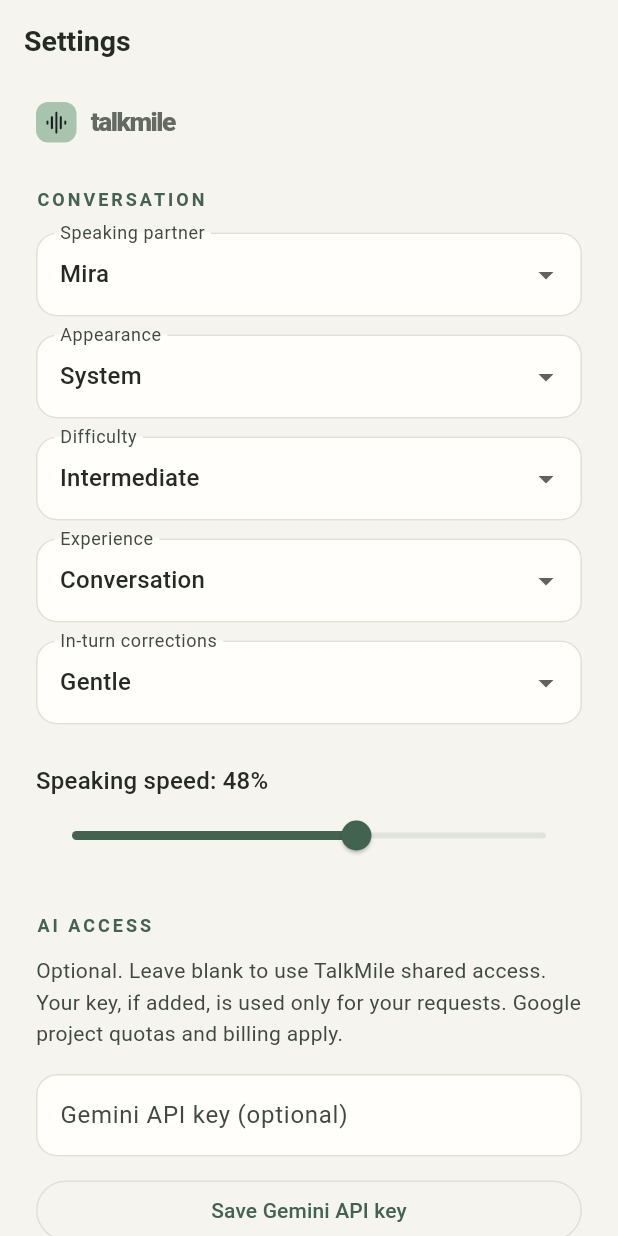
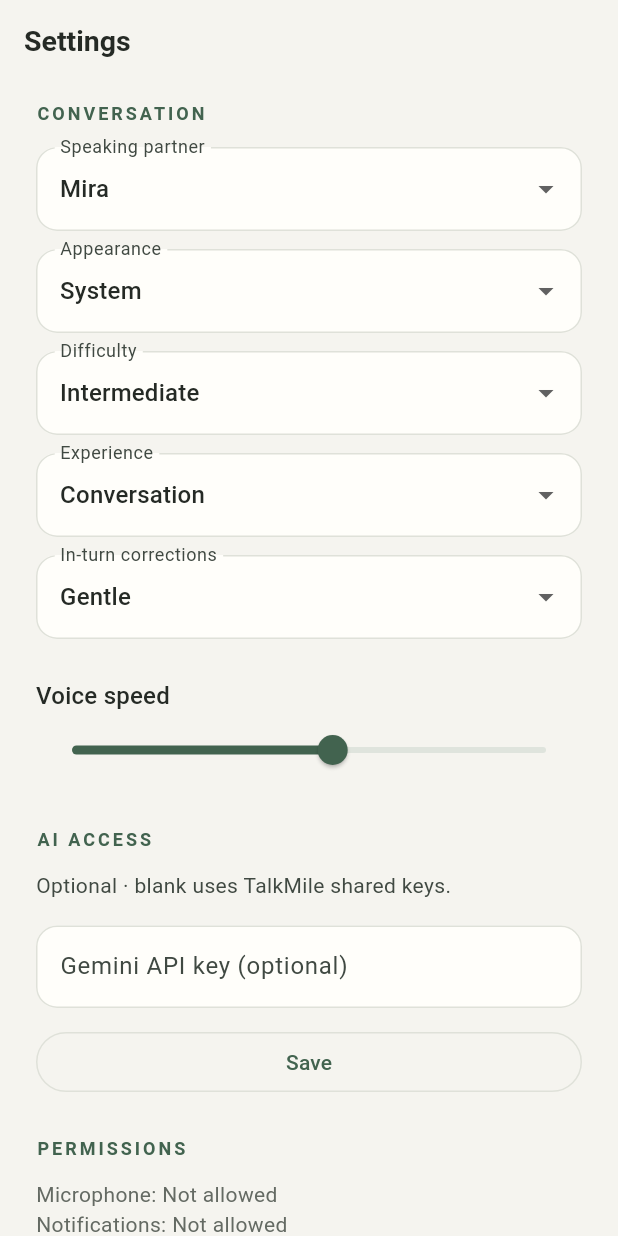
Before and after one commit to amitkanjariya/talkmile, a Flutter app: the SettingsPage screen opened by its route, on a phone screen of 412 x 824 dp. Run offline on Flutter 3.47's test engine with Material 3 defaults, Android fonts, the phone set to English and light mode, and no system bars; our stand-ins replace dio, drift, drift_flutter, flutter_bloc, flutter_secure_storage, flutter_tts and 4 more; accounts and stored records are empty.

Commit message:
Simplify TalkMile onboarding and screens

```diff
--- a/lib/core/audio/voice_service.dart
+++ b/lib/core/audio/voice_service.dart
@@ -183,7 +183,7 @@ class VoiceService implements VoicePort {
   }
 
   @override
-  Future<void> speak(String text, {double rate = .48}) async {
+  Future<void> speak(String text, {double rate = .62}) async {
     if (_stopped) return;
     if (_sessionActive) {
       await _session.invokeMethod<void>('speak', {
--- a/lib/core/data/local_store.dart
+++ b/lib/core/data/local_store.dart
@@ -39,11 +39,16 @@ class LocalStore extends GeneratedDatabase {
   Future<void> open() async {
     _preferences = await SharedPreferences.getInstance();
     await _preferences.remove('gatewayUrl');
+    if (_preferences.getBool('speechSpeedImproved') != true) {
+      final saved = _preferences.getDouble('speechRate');
+      if (saved == null || saved <= .48) {
+        await _preferences.setDouble('speechRate', .62);
+      }
+      await _preferences.setBool('speechSpeedImproved', true);
+    }
     await customSelect('SELECT 1').get();
   }
 
-  bool get onboarded => _preferences.getBool('onboarded') ?? false;
-  Future<void> setOnboarded() => _preferences.setBool('onboarded', true);
   String get companion {
     final value = _preferences.getString('companion') ?? 'mira';
     return value == 'female'
@@ -55,7 +60,8 @@ class LocalStore extends GeneratedDatabase {
 
   Future<void> setCompanion(String value) =>
       _preferences.setString('companion', value);
-  double get speechRate => _preferences.getDouble('speechRate') ?? .48;
+  double get speechRate => _preferences.getDouble('speechRate') ?? .62;
+
   Future<void> setSpeechRate(double value) =>
       _preferences.setDouble('speechRate', value);
   String get difficulty =>
--- a/lib/features/conversation/presentation/conversation_cubit.dart
+++ b/lib/features/conversation/presentation/conversation_cubit.dart
@@ -356,7 +356,7 @@ class ConversationCubit extends Cubit<ConversationState> {
         await _speakUntilAvailable(_lastSpeech);
         return '';
       case VoiceCommand.slower:
-        await store.setSpeechRate((store.speechRate - .08).clamp(.3, .55));
+        await store.setSpeechRate((store.speechRate - .08).clamp(.4, .75));
         await _speakUntilAvailable('I will speak more slowly.');
         return '';
       case VoiceCommand.male:
--- a/lib/features/settings/presentation/settings_cubit.dart
+++ b/lib/features/settings/presentation/settings_cubit.dart
@@ -5,7 +5,7 @@ class SettingsState {
   const SettingsState({
     this.ready = false,
     this.companion = 'mira',
-    this.speechRate = .48,
+    this.speechRate = .62,
     this.difficulty = 'intermediate',
     this.mode = 'conversation',
     this.correctionFrequency = 'gentle',
--- a/lib/features/settings/presentation/settings_page.dart
+++ b/lib/features/settings/presentation/settings_page.dart
@@ -35,8 +35,6 @@ class _SettingsPageState extends State<SettingsPage> {
       body: ListView(
         padding: const EdgeInsets.fromLTRB(24, 12, 24, 32),
         children: [
-          const BrandMark(size: 27),
-          const SizedBox(height: 30),
           const SectionLabel('Conversation'),
           const SizedBox(height: 14),
           _choice('Speaking partner', state.companion, [
@@ -73,21 +71,18 @@ class _SettingsPageState extends State<SettingsPage> {
             cubit.changeCorrections,
           ),
           const SizedBox(height: 14),
-          Text(
-            'Speaking speed: ${(state.speechRate * 100).round()}%',
-            style: Theme.of(context).textTheme.titleMedium,
-          ),
+          Text('Voice speed', style: Theme.of(context).textTheme.titleMedium),
           Slider(
             value: state.speechRate,
-            min: .3,
-            max: .6,
+            min: .4,
+            max: .8,
             onChanged: cubit.changeRate,
           ),
           const SizedBox(height: 28),
           const SectionLabel('AI access'),
           const SizedBox(height: 12),
           Text(
-            'Optional. Leave blank to use TalkMile shared access. Your key, if added, is used only for your requests. Google project quotas and billing apply.',
+            'Optional · blank uses TalkMile shared keys.',
             style: TextStyle(
               color: Theme.of(context).colorScheme.onSurfaceVariant,
               height: 1.5,
@@ -124,11 +119,7 @@ class _SettingsPageState extends State<SettingsPage> {
                 setState(() => message = error.toString());
               }
             },
-            child: Text(
-              state.geminiKeyConfigured
-                  ? 'Update Gemini API key'
-                  : 'Save Gemini API key',
-            ),
+            child: const Text('Save'),
           ),
           if (message != null)
             Text(
@@ -136,7 +127,7 @@ class _SettingsPageState extends State<SettingsPage> {
               style: TextStyle(color: Theme.of(context).colorScheme.primary),
             ),
           const SizedBox(height: 26),
-          const SectionLabel('Privacy'),
+          const SectionLabel('Permissions'),
           const SizedBox(height: 12),
           FutureBuilder<Map<String, bool>>(
             future: GetIt.I<VoiceService>().permissionStatus(),
@@ -144,7 +135,7 @@ class _SettingsPageState extends State<SettingsPage> {
               final status = snapshot.data;
               if (status == null) {
                 return Text(
-                  'Checking microphone and notification permissions…',
+                  'Checking…',
                   style: TextStyle(
                     color: Theme.of(context).colorScheme.onSurfaceVariant,
                   ),
@@ -160,7 +151,7 @@ class _SettingsPageState extends State<SettingsPage> {
                     'Notifications: ${status['notification'] == true ? 'Allowed' : 'Not allowed'}',
                   ),
                   Text(
-                    'Screen-off access: ${status['batteryOptimization'] == true ? 'Allowed' : 'Needs permission'}',
+                    'Background audio: ${status['batteryOptimization'] == true ? 'Allowed' : 'Needs access'}',
                   ),
                   TextButton(
                     onPressed: () async {
@@ -170,10 +161,10 @@ class _SettingsPageState extends State<SettingsPage> {
                       setState(
                         () => message = allowed
                             ? 'Screen-off battery access is enabled.'
-                            : 'Allow unrestricted battery use in Android settings for screen-off replies.',
+                            : 'Allow background audio in Android settings.',
                       );
                     },
-                    child: const Text('Allow screen-off conversations'),
+                    child: const Text('Background audio access'),
                   ),
                   TextButton(
                     onPressed: GetIt.I<VoiceService>().openAppSettings,
@@ -184,13 +175,6 @@ class _SettingsPageState extends State<SettingsPage> {
             },
           ),
           const SizedBox(height: 12),
-          Text(
-            'Speech recognition is provided by your Android speech engine. It may send audio to its provider. TalkMile does not store raw audio.',
-            style: TextStyle(
-              color: Theme.of(context).colorScheme.onSurfaceVariant,
-              height: 1.5,
-            ),
-          ),
           const SizedBox(height: 15),
           OutlinedButton(
             onPressed: () async {
@@ -199,7 +183,7 @@ class _SettingsPageState extends State<SettingsPage> {
                 builder: (context) => AlertDialog(
                   title: const Text('Delete learning data?'),
                   content: const Text(
-                    'This removes your local practice totals and saved story.',
+                    'Delete practice totals and saved story?',
                   ),
                   actions: [
                     TextButton(
--- a/pubspec.yaml
+++ b/pubspec.yaml
@@ -16,7 +16,7 @@ publish_to: 'none' # Remove this line if you wish to publish to pub.dev
 # https://developer.apple.com/library/archive/documentation/General/Reference/InfoPlistKeyReference/Articles/CoreFoundationKeys.html
 # In Windows, build-name is used as the major, minor, and patch parts
 # of the product and file versions while build-number is used as the build suffix.
-version: 1.0.3+4
+version: 1.0.4+5
 
 environment:
   sdk: ^3.11.0
```
Also changed, not shown: lib/app/app.dart (+0 -11 lines), lib/features/home/presentation/home_page.dart (+12 -28 lines), lib/features/onboarding/domain/onboarding_command.dart (deleted, +0 -15 lines), lib/features/onboarding/presentation/onboarding_page.dart (deleted, +0 -190 lines), lib/features/progress/presentation/progress_page.dart (+10 -58 lines), 4 other files.
